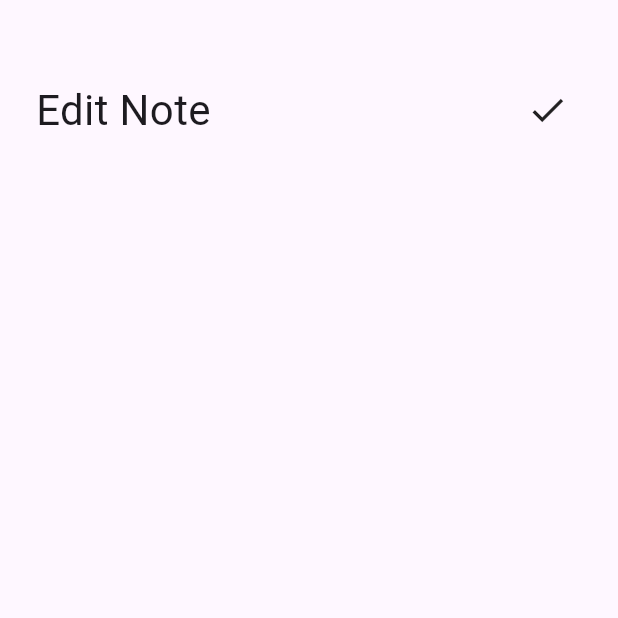
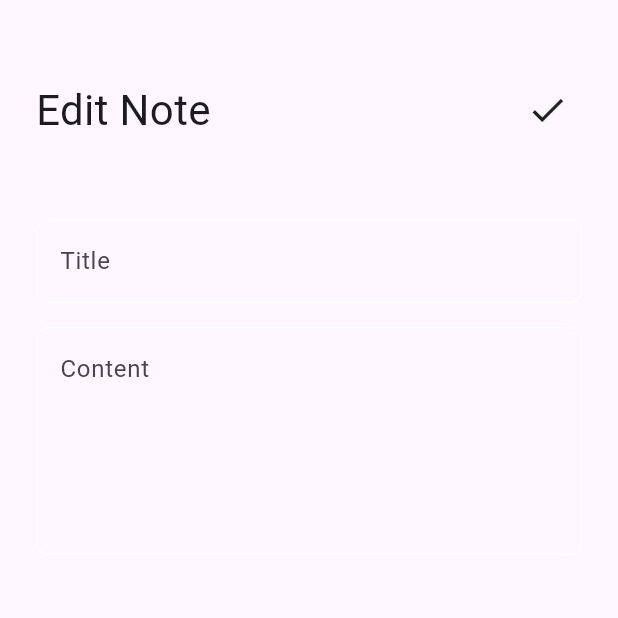
Before and after one commit to basmalahesham/notes_app, a Flutter app: the EditNoteView screen opened directly, on a phone screen of 412 x 824 dp, the top half of it. Run offline on Flutter 3.47's test engine with Material 3 defaults, Android fonts, the phone set to English and light mode, and no system bars; our stand-ins replace audioplayers, cloud_firestore, dio, firebase_auth, firebase_core, flutter_bloc and 2 more; accounts and stored records are empty.

Commit message:
edit note view ui done

```diff
--- a/lib/notes_app/views/widgets/edit_note_view_body.dart
+++ b/lib/notes_app/views/widgets/edit_note_view_body.dart
@@ -1,4 +1,5 @@
 import 'package:flutter/material.dart';
+import 'package:flutter_udemy_tharwat2/notes_app/views/widgets/custom_text_field.dart';
 
 import 'custom_app_bar.dart';
 
@@ -13,6 +14,10 @@ class EditNoteViewBody extends StatelessWidget {
         children: [
           SizedBox(height: 50,),
           CustomAppBar(title: 'Edit Note',icon: Icons.check,),
+          SizedBox(height: 50,),
+          CustomTextField(hint: 'Title'),
+          SizedBox(height: 16,),
+          CustomTextField(hint: 'Content',maxLines: 5,),
         ],
       ),
     );
```
